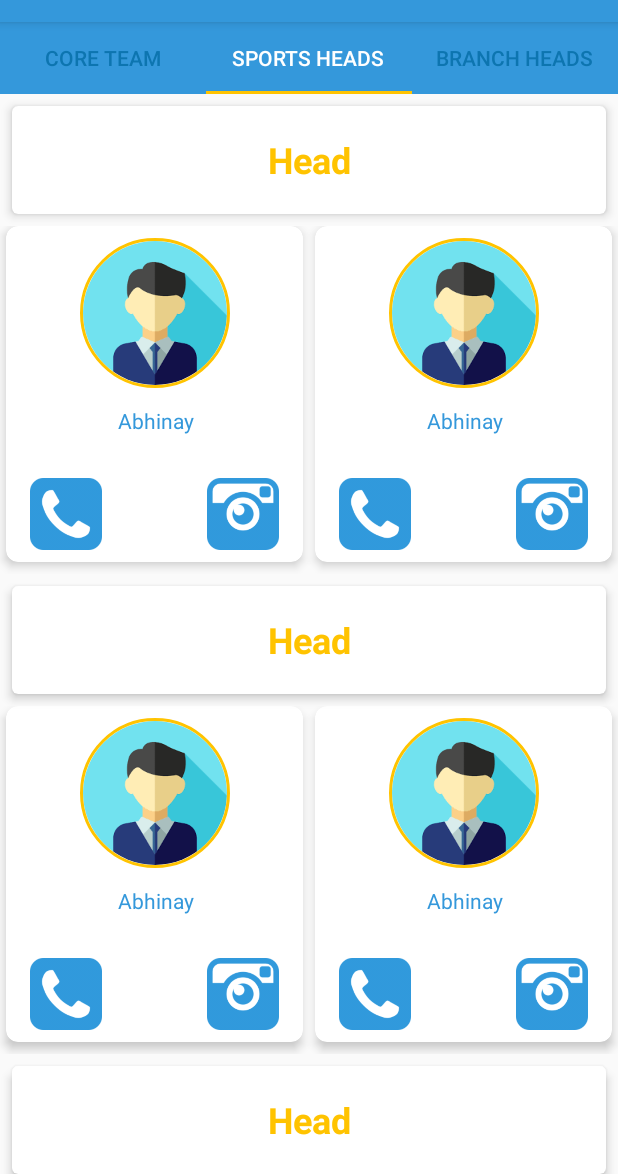
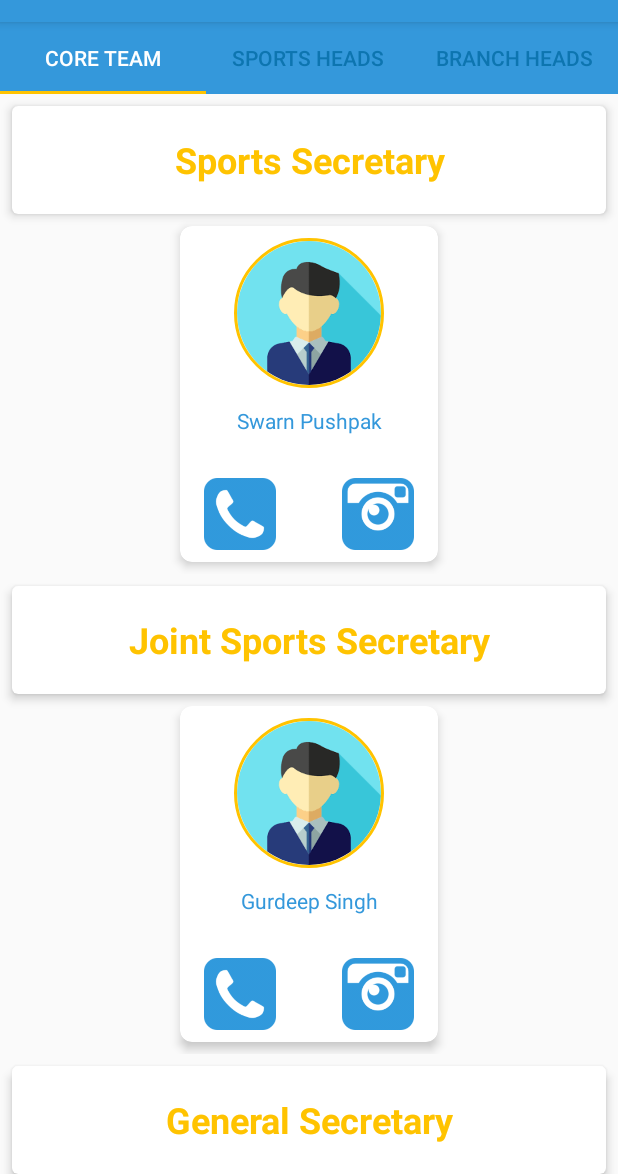
Before and after one commit to DevAdarshAnurag/UrjaNITJSR, an Android app: the CoreTeamActivity screen opened directly, with no data from a screen before it, on a phone screen of 412 x 824 dp, the part 62-1236 px from its top. Run offline under Robolectric (Android 15) with nearby library versions, the phone set to English and light mode, and no system bars; our stand-ins replace CircleImageView.

Commit message:
Added core team members and solved crahing bug in coreteam adapter

```diff
--- a/app/src/main/java/com/nitjsr/urja1920/Activities/CoreTeamActivity.java
+++ b/app/src/main/java/com/nitjsr/urja1920/Activities/CoreTeamActivity.java
@@ -38,7 +38,7 @@ public class CoreTeamActivity extends AppCompatActivity {
         {
             coreTabLayout.getTabAt(i).setText(tabNames[i]);
         }
-        coreViewPager.setCurrentItem(1);
+        coreViewPager.setCurrentItem(0);
 
     }
 
--- a/app/src/main/java/com/nitjsr/urja1920/Adapters/CoreTeamAdapter.java
+++ b/app/src/main/java/com/nitjsr/urja1920/Adapters/CoreTeamAdapter.java
@@ -71,7 +71,7 @@ public class CoreTeamAdapter extends RecyclerView.Adapter<CoreTeamAdapter.MyView
             holder.card.setVisibility(View.GONE);
         else
             holder.card.setVisibility(View.VISIBLE);
-        ArrayList<TeamPerson> dupli=persons.get(position);
+        ArrayList<TeamPerson> dupli=new ArrayList<>(persons.get(position));
         if(dupli.size()%2!=0)
             dupli.remove(dupli.size()-1);
         InnerCoreTeamAdapter innerCoreTeamAdapter=new InnerCoreTeamAdapter(dupli);
@@ -80,8 +80,6 @@ public class CoreTeamAdapter extends RecyclerView.Adapter<CoreTeamAdapter.MyView
         holder.post.setText(posts.get(position));
         holder.innerrecyclerview.setAdapter(innerCoreTeamAdapter);
         holder.innerrecyclerview.setLayoutManager(gridLayoutManager);
-
-
 
     }
 
--- a/app/src/main/java/com/nitjsr/urja1920/Fragments/CoreTeamFragment.java
+++ b/app/src/main/java/com/nitjsr/urja1920/Fragments/CoreTeamFragment.java
@@ -53,31 +53,68 @@ public class CoreTeamFragment extends Fragment {
 
     public  void fillData()
     {
-        posts.add("Head");
-        posts.add("Head");
-        posts.add("Head");
+        posts.add("Sports Secretary");
+        posts.add("Joint Sports Secretary");
+        posts.add("General Secretary");
+        posts.add("Joint Secretary");
+        posts.add("Executive Secretary");
+        posts.add("Event Head");
+        posts.add("Medical Head");
+        posts.add("PR Head");
+        posts.add("App Head");
+        posts.add("Creative Head");
+        posts.add("Core Members");
 
         ArrayList<TeamPerson> name=new ArrayList<TeamPerson>();
-        name.add(new TeamPerson("Raja Kumar Singh Sinha Rajput",R.drawable.avatar,"8825326346","http://instagram.com/"));
-        name.add(new TeamPerson("Abhinay",R.drawable.avatar,"8825326346","http://instagram.com/"));
-        name.add(new TeamPerson("Abhinay",R.drawable.avatar,"8825326346","http://instagram.com/"));
-        name.add(new TeamPerson("Abhinay",R.drawable.avatar,"8825326346","http://instagram.com/"));
-        name.add(new TeamPerson("Abhinay",R.drawable.avatar,"8825326346","http://instagram.com/"));
-        name.add(new TeamPerson("Abhinay",R.drawable.avatar,"8825326346","http://instagram.com/"));
-        name.add(new TeamPerson("Abhinay",R.drawable.avatar,"8825326346","http://instagram.com/"));
+        name.add(new TeamPerson("Swarn Pushpak",R.drawable.avatar,"8340549608","https://www.instagram.com/pushpakjha___"));
 
         ArrayList<TeamPerson> name1=new ArrayList<TeamPerson>();
-        name1.add(new TeamPerson("Abhinay",R.drawable.avatar,"8825326346","http://instagram.com/"));
-        name1.add(new TeamPerson("Abhinay",R.drawable.avatar,"8825326346","http://instagram.com/"));
-        name1.add(new TeamPerson("Abhinay",R.drawable.avatar,"8825326346","http://instagram.com/"));
-        name1.add(new TeamPerson("Abhinay",R.drawable.avatar,"8825326346","http://instagram.com/"));
-        name1.add(new TeamPerson("Abhinay",R.drawable.avatar,"8825326346","http://instagram.com/"));
-        name1.add(new TeamPerson("Abhinay",R.drawable.avatar,"8825326346","http://instagram.com/"));
+        name1.add(new TeamPerson("Gurdeep Singh",R.drawable.avatar,"8979660904","https://www.instagram.com/gurdeep_dagar001/"));
+
+
+        ArrayList<TeamPerson> name2=new ArrayList<>();
+        name2.add(new TeamPerson("Aditya Parihar",R.drawable.avatar,"#","https://www.instagram.com/"));
 
         ArrayList<TeamPerson> name3=new ArrayList<>();
-        name3.add(new TeamPerson("Abhinay",R.drawable.avatar,"8825326346","http://instagram.com/"));
+        name3.add(new TeamPerson("Naman Kumar",R.drawable.avatar,"#","https://www.instagram.com/"));
+
+        ArrayList<TeamPerson> name4=new ArrayList<>();
+        name4.add(new TeamPerson("Aditya Parihar",R.drawable.avatar,"#","https://www.instagram.com/"));
+
+
+        ArrayList<TeamPerson> name5=new ArrayList<>();
+        name5.add(new TeamPerson("Surendra Junawa",R.drawable.avatar,"#","https://www.instagram.com/"));
+        name5.add(new TeamPerson("E. Rajesh",R.drawable.avatar,"#","https://www/instagram.com/"));
+
+        ArrayList<TeamPerson> name6=new ArrayList<>();
+        name6.add(new TeamPerson("Sandeep",R.drawable.avatar,"#","https://www.instagram.com/"));
+        name6.add(new TeamPerson("Rahul",R.drawable.avatar,"#","https://www/instagram.com/"));
+
+        ArrayList<TeamPerson> name7=new ArrayList<>();
+        name7.add(new TeamPerson("Harshit Saini",R.drawable.avatar,"#","https://www.instagram.com/hundred.pac.abs/"));
+
+        ArrayList<TeamPerson> name8=new ArrayList<>();
+        name8.add(new TeamPerson("Adarsh Anurag",R.drawable.avatar,"#","https://www.instagram.com/adarsh_nightmare_anurag/"));
+        name8.add(new TeamPerson("Aman Kr. Srivastava",R.drawable.avatar,"#","https://www/instagram.com/"));
+
+        ArrayList<TeamPerson> name9=new ArrayList<>();
+        name9.add(new TeamPerson("Sudhanshu Prakash",R.drawable.avatar,"#","https://www.instagram.com/"));
+        name9.add(new TeamPerson("Surya Prakash",R.drawable.avatar,"#","https://www/instagram.com/"));
+
+        ArrayList<TeamPerson> name10=new ArrayList<>();
+        name10.add(new TeamPerson("Mukesh Yadav",R.drawable.avatar,"#","https://www.instagram.com/"));
+
+
+        persons.add(name);
+        persons.add(name1);
+        persons.add(name2);
         persons.add(name3);
-        persons.add(name1);
-        persons.add(name);
+        persons.add(name4);
+        persons.add(name5);
+        persons.add(name6);
+        persons.add(name7);
+        persons.add(name8);
+        persons.add(name9);
+        persons.add(name10);
     }
 }
--- a/app/src/main/java/com/nitjsr/urja1920/Fragments/SportsHeadFragment.java
+++ b/app/src/main/java/com/nitjsr/urja1920/Fragments/SportsHeadFragment.java
@@ -52,9 +52,15 @@ public class SportsHeadFragment extends Fragment {
 
     public  void fillData()
     {
-        posts.add("Head");
-        posts.add("Head");
-        posts.add("Head");
+        posts.add("Volleyball");
+        posts.add("Basketball");
+        posts.add("Hockey");
+        posts.add("Athletics");
+        posts.add("Badminton");
+        posts.add("Table Tennis");
+        posts.add("Cricket");
+        posts.add("Chess");
+        posts.add("Football");
 
         ArrayList<TeamPerson> name=new ArrayList<TeamPerson>();
         name.add(new TeamPerson("Raja Kumar Singh Sinha Rajput",R.drawable.avatar,"8825326346","http://instagram.com/"));
```
